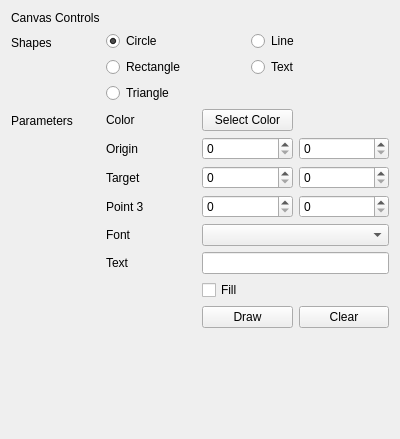
Qt form gui/widget/canvas/canvascontrol.ui (8bitbuddhist/PixelMaestro) before a commit.
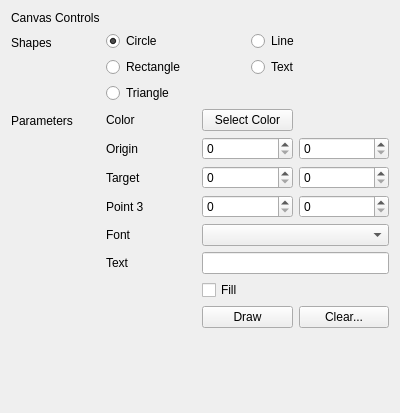
The same form after that commit.

```diff
--- a/gui/widget/canvas/canvascontrol.ui
+++ b/gui/widget/canvas/canvascontrol.ui
@@ -7,7 +7,7 @@
     <x>0</x>
     <y>0</y>
     <width>400</width>
-    <height>439</height>
+    <height>413</height>
    </rect>
   </property>
   <property name="windowTitle">
@@ -157,7 +157,7 @@
        <item row="8" column="2">
         <widget class="QPushButton" name="eraseButton">
          <property name="text">
-          <string>Clear</string>
+          <string>Clear...</string>
          </property>
         </widget>
        </item>
```
